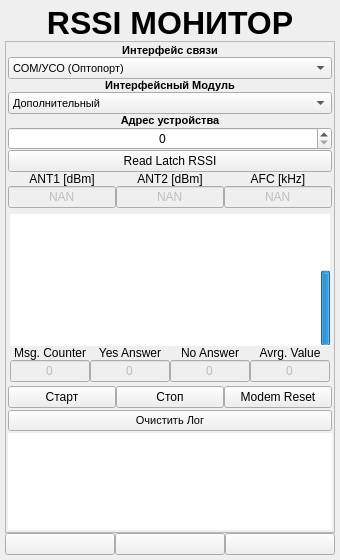
The window that ANDROID_FORMS/rssimonitor_form.ui (DavidSiegman/PLC_RF_Configurator) describes before a commit, drawn with Qt 5.
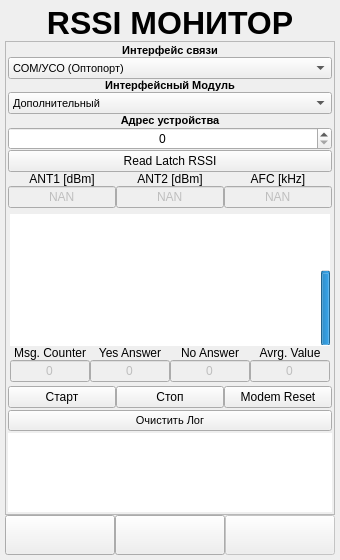
The same window after the commit. Icons and pictures are not drawn.

```diff
--- a/ANDROID_FORMS/rssimonitor_form.ui
+++ b/ANDROID_FORMS/rssimonitor_form.ui
@@ -13,7 +13,10 @@
   <property name="windowTitle">
    <string>Form</string>
   </property>
-  <layout class="QGridLayout" name="gridLayout_3">
+  <layout class="QVBoxLayout" name="verticalLayout_7">
+   <property name="spacing">
+    <number>0</number>
+   </property>
    <property name="leftMargin">
     <number>5</number>
    </property>
@@ -26,10 +29,7 @@
    <property name="bottomMargin">
     <number>5</number>
    </property>
-   <property name="spacing">
-    <number>0</number>
-   </property>
-   <item row="0" column="0">
+   <item>
     <widget class="QLabel" name="label_1">
      <property name="sizePolicy">
       <sizepolicy hsizetype="Expanding" vsizetype="Minimum">
@@ -59,7 +59,7 @@
      </property>
     </widget>
    </item>
-   <item row="1" column="0">
+   <item>
     <layout class="QHBoxLayout" name="horizontalLayout_2">
      <property name="spacing">
       <number>0</number>
@@ -1062,15 +1062,36 @@
      </item>
     </layout>
    </item>
-   <item row="2" column="0">
-    <layout class="QHBoxLayout" name="horizontalLayout">
+   <item>
+    <widget class="QWidget" name="DownPanel_Widget" native="true">
+     <property name="styleSheet">
+      <string notr="true"/>
+     </property>
+     <layout class="QVBoxLayout" name="verticalLayout_5">
+      <property name="spacing">
+       <number>0</number>
+      </property>
+      <property name="leftMargin">
+       <number>0</number>
+      </property>
+      <property name="topMargin">
+       <number>0</number>
+      </property>
+      <property name="rightMargin">
+       <number>0</number>
+      </property>
+      <property name="bottomMargin">
+       <number>0</number>
+      </property>
+      <item>
+       <layout class="QHBoxLayout" name="horizontalLayout_5">
      <property name="spacing">
       <number>0</number>
      </property>
      <item>
       <widget class="QPushButton" name="Back">
        <property name="sizePolicy">
-        <sizepolicy hsizetype="Expanding" vsizetype="Minimum">
+           <sizepolicy hsizetype="Minimum" vsizetype="Minimum">
          <horstretch>0</horstretch>
          <verstretch>0</verstretch>
         </sizepolicy>
@@ -1078,13 +1099,7 @@
        <property name="minimumSize">
         <size>
          <width>0</width>
-         <height>0</height>
-        </size>
-       </property>
-       <property name="maximumSize">
-        <size>
-         <width>16777215</width>
-         <height>16777215</height>
+            <height>40</height>
         </size>
        </property>
        <property name="text">
@@ -1105,15 +1120,15 @@
      <item>
       <widget class="QPushButton" name="btnSettings">
        <property name="sizePolicy">
-        <sizepolicy hsizetype="Expanding" vsizetype="Minimum">
+           <sizepolicy hsizetype="Minimum" vsizetype="Minimum">
          <horstretch>0</horstretch>
          <verstretch>0</verstretch>
         </sizepolicy>
        </property>
        <property name="minimumSize">
         <size>
-         <width>40</width>
-         <height>0</height>
+            <width>0</width>
+            <height>40</height>
         </size>
        </property>
        <property name="maximumSize">
@@ -1142,8 +1157,11 @@
      </item>
      <item>
       <widget class="QPushButton" name="Next">
+          <property name="enabled">
+           <bool>false</bool>
+          </property>
        <property name="sizePolicy">
-        <sizepolicy hsizetype="Expanding" vsizetype="Minimum">
+           <sizepolicy hsizetype="Minimum" vsizetype="Minimum">
          <horstretch>0</horstretch>
          <verstretch>0</verstretch>
         </sizepolicy>
@@ -1151,13 +1169,7 @@
        <property name="minimumSize">
         <size>
          <width>0</width>
-         <height>0</height>
-        </size>
-       </property>
-       <property name="maximumSize">
-        <size>
-         <width>16777215</width>
-         <height>16777215</height>
+            <height>40</height>
         </size>
        </property>
        <property name="text">
@@ -1176,6 +1188,9 @@
       </widget>
      </item>
     </layout>
+      </item>
+     </layout>
+    </widget>
    </item>
   </layout>
  </widget>
```
Lines whose indentation alone changed are shown as unchanged.
